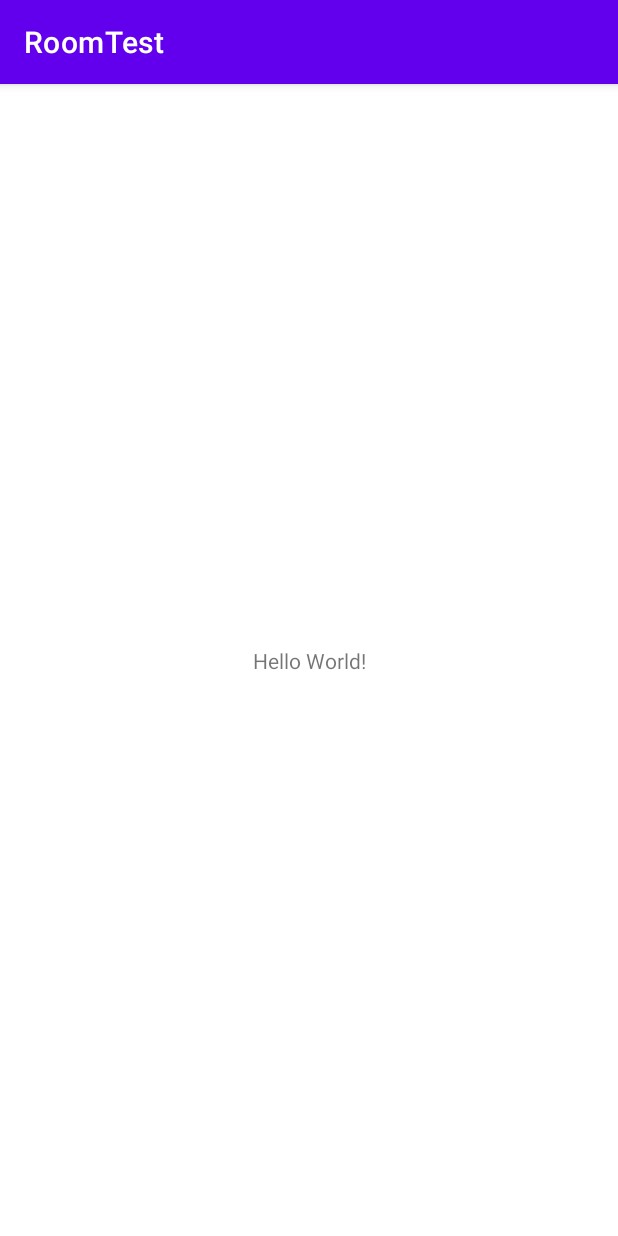
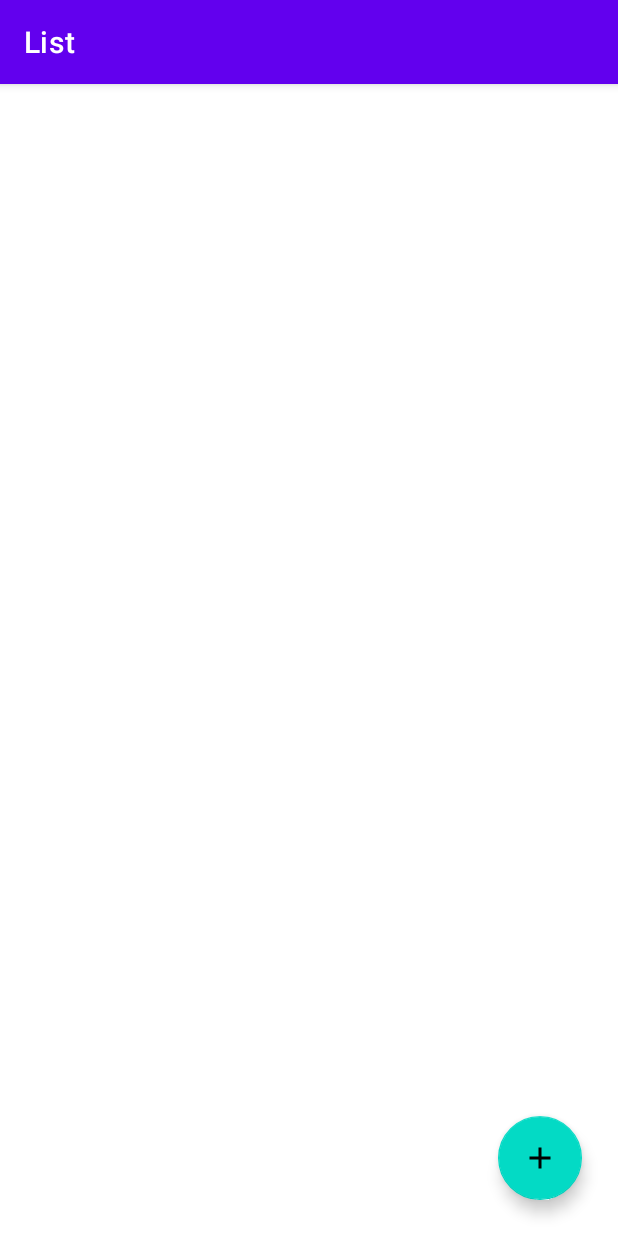
Before and after one commit to AndreaBonatti/RoomTest, an Android app: the screen it shows after launch (MainActivity), on a phone screen of 412 x 824 dp. Run offline under Robolectric (Android 15) with nearby library versions, the phone set to English and light mode, and no system bars; our stand-ins replace navigation-ui.

```diff
--- a/app/src/main/java/com/example/roomtest/MainActivity.kt
+++ b/app/src/main/java/com/example/roomtest/MainActivity.kt
@@ -1,11 +1,25 @@
 package com.example.roomtest
 
+import android.os.Bundle
 import androidx.appcompat.app.AppCompatActivity
-import android.os.Bundle
+import androidx.navigation.findNavController
+import androidx.navigation.ui.setupActionBarWithNavController
+import com.example.roomtest.databinding.ActivityMainBinding
 
 class MainActivity : AppCompatActivity() {
+    private lateinit var binding: ActivityMainBinding
+
     override fun onCreate(savedInstanceState: Bundle?) {
         super.onCreate(savedInstanceState)
-        setContentView(R.layout.activity_main)
+        binding = ActivityMainBinding.inflate(layoutInflater)
+        val view = binding.root
+        setContentView(view)
+
+        setupActionBarWithNavController(findNavController(R.id.fragment))
+    }
+
+    override fun onSupportNavigateUp(): Boolean {
+        val navController = findNavController(R.id.fragment)
+        return super.onSupportNavigateUp() || super.onSupportNavigateUp()
     }
 }
--- /dev/null
+++ b/app/src/main/java/com/example/roomtest/fragments/list/ListFragment.kt
@@ -0,0 +1,36 @@
+package com.example.roomtest.fragments.list
+
+import android.os.Bundle
+import android.view.LayoutInflater
+import android.view.View
+import android.view.ViewGroup
+import androidx.fragment.app.Fragment
+import androidx.navigation.fragment.findNavController
+import com.example.roomtest.R
+import com.example.roomtest.databinding.FragmentListBinding
+
+class ListFragment : Fragment() {
+    private var _binding: FragmentListBinding? = null
+
+    // This property is only valid between onCreateView and
+    // onDestroyView.
+    private val binding get() = _binding!!
+
+    override fun onCreateView(
+        inflater: LayoutInflater,
+        container: ViewGroup?,
+        savedInstanceState: Bundle?
+    ): View? {
+        _binding = FragmentListBinding.inflate(inflater, container, false)
+        val view = binding.root
+        binding.floatingActionButton.setOnClickListener {
+            findNavController().navigate(R.id.action_listFragment_to_addFragment)
+        }
+        return view
+    }
+
+    override fun onDestroyView() {
+        super.onDestroyView()
+        _binding = null
+    }
+}
--- /dev/null
+++ b/app/src/main/res/drawable/ic_add.xml
@@ -0,0 +1,10 @@
+<vector xmlns:android="http://schemas.android.com/apk/res/android"
+    android:width="24dp"
+    android:height="24dp"
+    android:viewportWidth="24"
+    android:viewportHeight="24"
+    android:tint="?attr/colorControlNormal">
+  <path
+      android:fillColor="@android:color/white"
+      android:pathData="M19,13h-6v6h-2v-6H5v-2h6V5h2v6h6v2z"/>
+</vector>
--- a/app/src/main/res/layout/activity_main.xml
+++ b/app/src/main/res/layout/activity_main.xml
@@ -6,13 +6,16 @@
     android:layout_height="match_parent"
     tools:context=".MainActivity">
 
-    <TextView
-        android:layout_width="wrap_content"
-        android:layout_height="wrap_content"
-        android:text="Hello World!"
+    <fragment
+        android:id="@+id/fragment"
+        android:name="androidx.navigation.fragment.NavHostFragment"
+        android:layout_width="0dp"
+        android:layout_height="0dp"
+        app:defaultNavHost="true"
         app:layout_constraintBottom_toBottomOf="parent"
-        app:layout_constraintLeft_toLeftOf="parent"
-        app:layout_constraintRight_toRightOf="parent"
-        app:layout_constraintTop_toTopOf="parent" />
-
+        app:layout_constraintEnd_toEndOf="parent"
+        app:layout_constraintHorizontal_bias="0.5"
+        app:layout_constraintStart_toStartOf="parent"
+        app:layout_constraintTop_toTopOf="parent"
+        app:navGraph="@navigation/my_nav" />
 </androidx.constraintlayout.widget.ConstraintLayout>
--- /dev/null
+++ b/app/src/main/res/layout/fragment_list.xml
@@ -0,0 +1,31 @@
+<?xml version="1.0" encoding="utf-8"?>
+<androidx.constraintlayout.widget.ConstraintLayout xmlns:android="http://schemas.android.com/apk/res/android"
+    xmlns:app="http://schemas.android.com/apk/res-auto"
+    xmlns:tools="http://schemas.android.com/tools"
+    android:layout_width="match_parent"
+    android:layout_height="match_parent"
+    tools:context=".fragments.list.ListFragment">
+
+    <androidx.recyclerview.widget.RecyclerView
+        android:id="@+id/recyclerview"
+        android:layout_width="match_parent"
+        android:layout_height="match_parent"
+        app:layout_constraintBottom_toBottomOf="parent"
+        app:layout_constraintEnd_toEndOf="parent"
+        app:layout_constraintHorizontal_bias="0.5"
+        app:layout_constraintStart_toStartOf="parent"
+        app:layout_constraintTop_toTopOf="parent" />
+
+    <com.google.android.material.floatingactionbutton.FloatingActionButton
+        android:id="@+id/floatingActionButton"
+        android:layout_width="wrap_content"
+        android:layout_height="wrap_content"
+        android:layout_marginEnd="24dp"
+        android:layout_marginBottom="24dp"
+        android:clickable="true"
+        android:focusable="true"
+        android:tint="@android:color/white"
+        android:src="@drawable/ic_add"
+        app:layout_constraintBottom_toBottomOf="parent"
+        app:layout_constraintEnd_toEndOf="parent" />
+</androidx.constraintlayout.widget.ConstraintLayout>
--- /dev/null
+++ b/app/src/main/res/navigation/my_nav.xml
@@ -0,0 +1,26 @@
+<?xml version="1.0" encoding="utf-8"?>
+<navigation xmlns:android="http://schemas.android.com/apk/res/android"
+    xmlns:app="http://schemas.android.com/apk/res-auto"
+    xmlns:tools="http://schemas.android.com/tools"
+    android:id="@+id/my_nav"
+    app:startDestination="@id/listFragment">
+
+    <fragment
+        android:id="@+id/listFragment"
+        android:name="com.example.roomtest.fragments.list.ListFragment"
+        android:label="List"
+        tools:layout="@layout/fragment_list" >
+        <action
+            android:id="@+id/action_listFragment_to_addFragment"
+            app:destination="@id/addFragment" />
+    </fragment>
+    <fragment
+        android:id="@+id/addFragment"
+        android:name="com.example.roomtest.fragments.add.AddFragment"
+        android:label="Add"
+        tools:layout="@layout/fragment_add" >
+        <action
+            android:id="@+id/action_addFragment_to_listFragment"
+            app:destination="@id/listFragment" />
+    </fragment>
+</navigation>
```
Also changed, not shown: app/build.gradle (+5 -2 lines), app/src/main/java/com/example/roomtest/fragments/add/AddFragment.kt (added, +69 -0 lines), app/src/main/res/layout/fragment_add.xml (added, +59 -0 lines).
